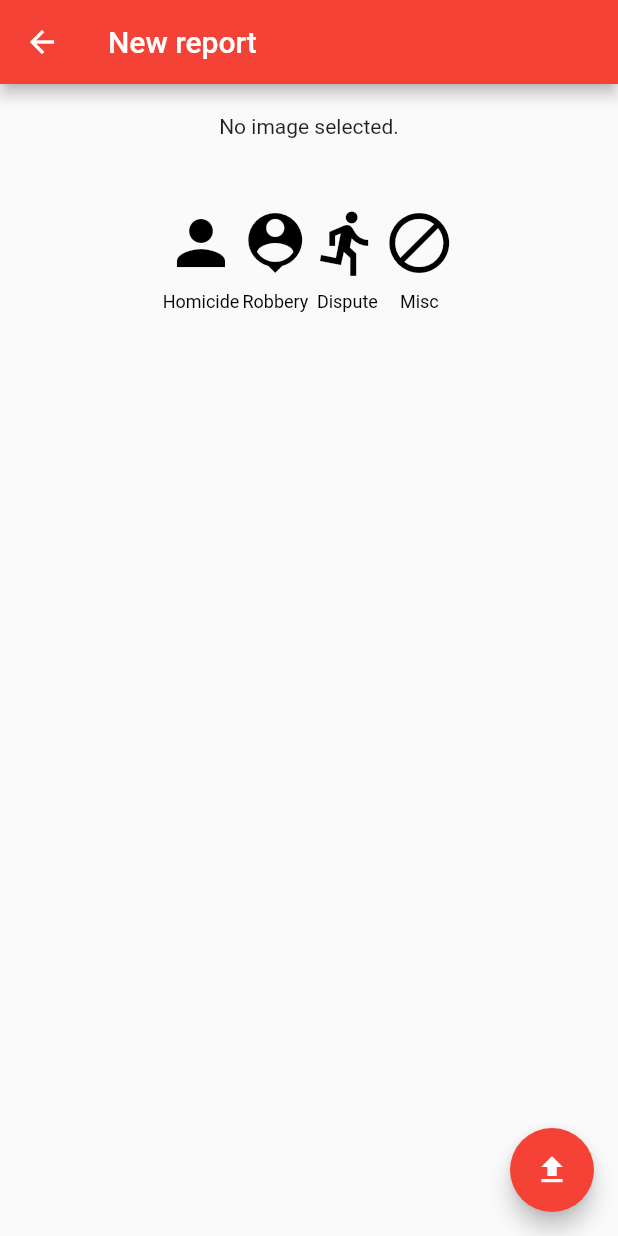
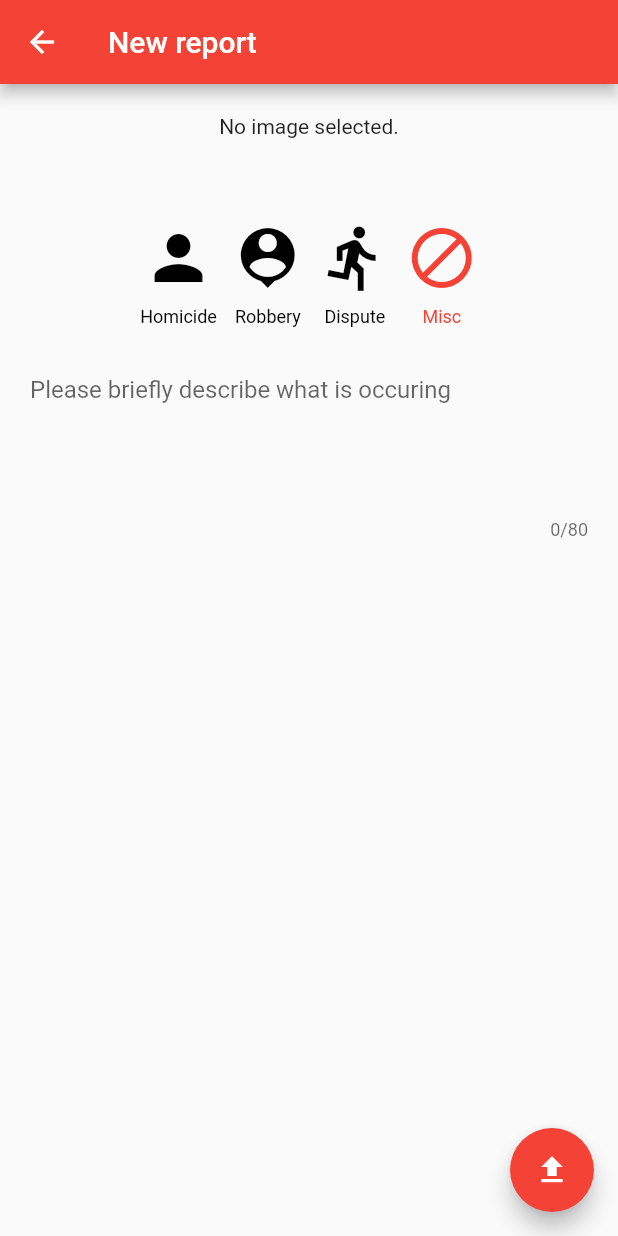
Before and after one commit to shanlemon/Report.It, a Flutter app: the ReportView screen opened directly, on a phone screen of 412 x 824 dp. Run offline on Flutter 3.47's test engine with Material 2 defaults, Android fonts, the phone set to English and light mode, and no system bars; our stand-ins replace flutter_map, geolocator, image_picker, latlong.

```diff
--- a/lib/components/button_column.dart
+++ b/lib/components/button_column.dart
@@ -25,7 +25,9 @@ class _ButtonColumnState extends State<ButtonColumn> {
 
     Color col = _active ? Theme.of(context).primaryColor : Colors.black;
 
-    return Column(
+    return Container(
+      padding: EdgeInsets.only(left: 5.0, right: 5.0),
+      child: Column(
         mainAxisSize: MainAxisSize.min,
         mainAxisAlignment: MainAxisAlignment.center,
         children: [
@@ -42,6 +44,8 @@ class _ButtonColumnState extends State<ButtonColumn> {
             ),
           ),
         ],
-      );
+      )
+    );
+
   }
 }
--- a/lib/views/report.dart
+++ b/lib/views/report.dart
@@ -17,6 +17,8 @@ class _ReportViewState extends State<ReportView> {
   File image;
   LatLng latestLoc;
   String address = "";
+  DateTime timestamp;
+  int crimeType = 3;
 
   @override
     void initState() {
@@ -26,6 +28,7 @@ class _ReportViewState extends State<ReportView> {
         setState(() {
           image = f;
         });
+        timestamp = new DateTime.now();
       });
 
       Geolocator()
@@ -55,7 +58,9 @@ class _ReportViewState extends State<ReportView> {
       appBar: AppBar(
         title: const Text('New report'),
       ),
-      body: Column(
+      body: ListView(
+        reverse: true,
+        shrinkWrap: true,
         children: <Widget>[
           Container(
             padding: EdgeInsets.all(20.0),
@@ -72,8 +77,16 @@ class _ReportViewState extends State<ReportView> {
                     ),
             )
           ),
+          // Container(
+          //   padding: EdgeInsets.only(bottom: 20.0),
+          //   child: Text(
+          //       "${timestamp.hour}:${timestamp.minute}",
+          //       textAlign: TextAlign.center,
+          //       textScaleFactor: 1.6
+          //     )
+          // ),
           Container(
-            padding: EdgeInsets.only(left: 20.0, right: 20.0),
+            padding: EdgeInsets.only(left: 20.0, right: 20.0, bottom: 10.0),
             child: Text(address,
               textAlign: TextAlign.center,
               textScaleFactor: 1.6,
@@ -85,11 +98,22 @@ class _ReportViewState extends State<ReportView> {
               ButtonColumn(false, Icons.person, "Homicide"),
               ButtonColumn(false, Icons.person_pin, "Robbery"),
               ButtonColumn(false, Icons.directions_run, "Dispute"),
-              ButtonColumn(false, Icons.do_not_disturb_alt, "Misc")
+              ButtonColumn(true, Icons.do_not_disturb_alt, "Misc")
             ],
+          ),
+          Container(
+            padding: EdgeInsets.all(20.0),
+            child: TextField(
+              maxLines: 4,
+              maxLength: 80,
+              maxLengthEnforced: true,
+              decoration: InputDecoration(
+                border: InputBorder.none,
+                hintText: 'Please briefly describe what is occuring'
+              ),
+            )
           )
-        ],
-
+        ].reversed.toList()
       ),
       floatingActionButton: FloatingActionButton(
         onPressed: () => print('Done!'), // update database
```
